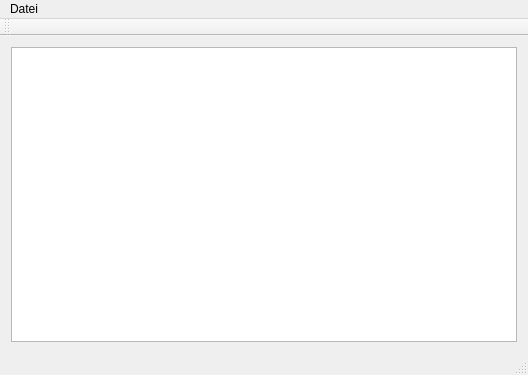
This is mainwindow.ui in timsterzel/Ultimate-Label as Qt 5 draws it before an edit. The edited form follows.
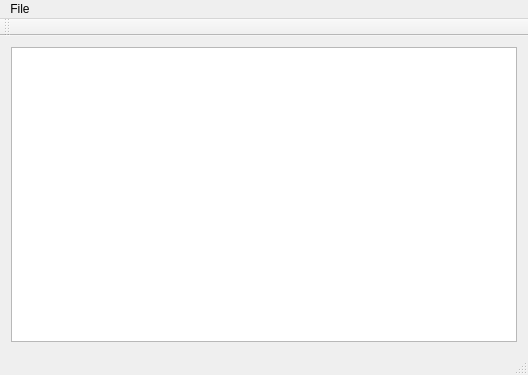
This is the edited form.

```diff
--- a/mainwindow.ui
+++ b/mainwindow.ui
@@ -31,7 +31,7 @@
    </property>
    <widget class="QMenu" name="menuDatei">
     <property name="title">
-     <string>Datei</string>
+     <string>File</string>
     </property>
     <addaction name="action_ffnen"/>
    </widget>
```
Left out of the diff: 2 changed lines with no effect on the pictures.
